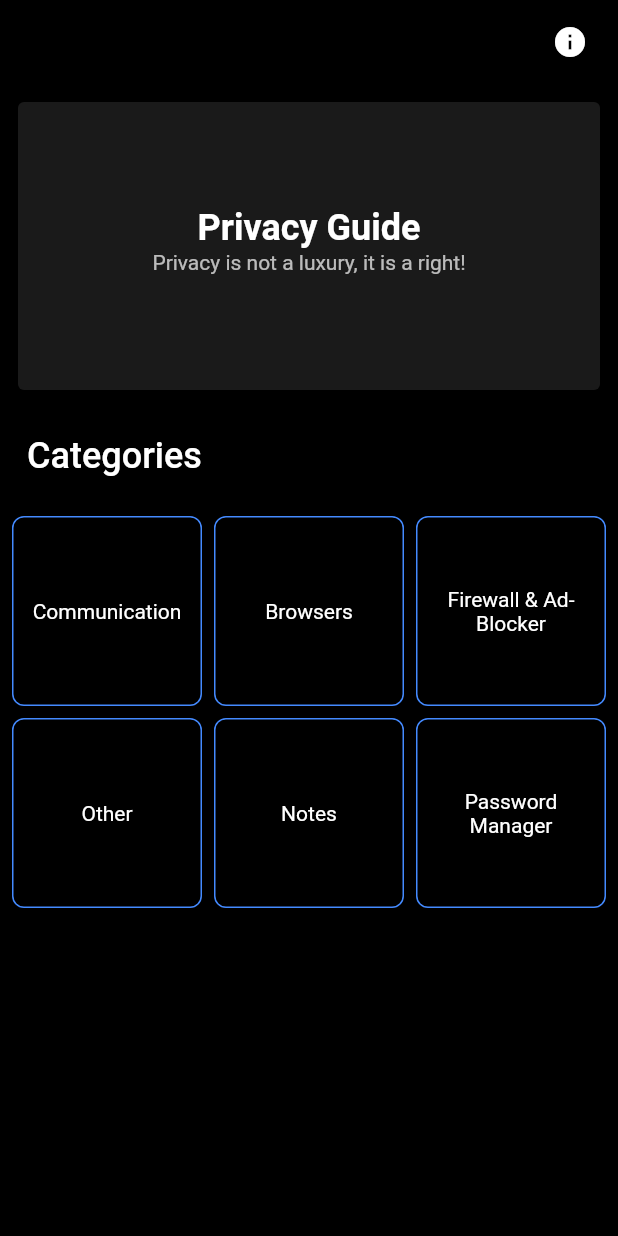
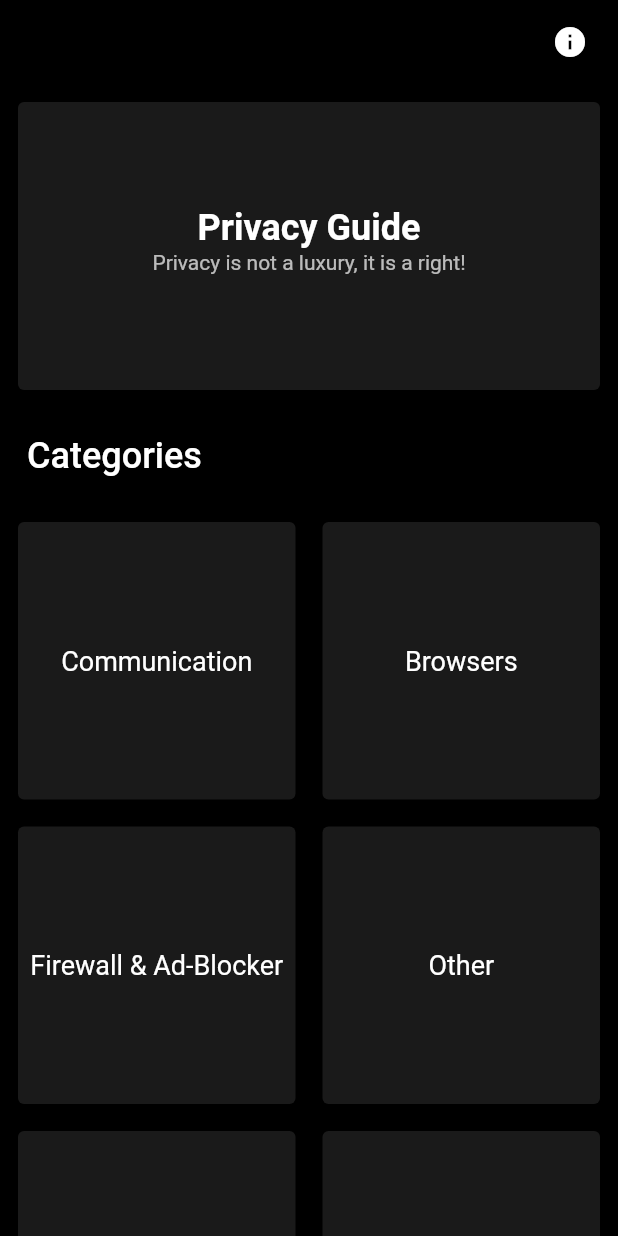
Before and after one commit to craterx/Privacy-Tools, a Flutter app: the screen it shows after launch, on a phone screen of 412 x 824 dp. Run offline on Flutter 3.47's test engine with Material 2 defaults, Android fonts, the phone set to English and light mode, and no system bars.

Commit message:
UI refactor, new category list

```diff
--- a/lib/utils/GridCategory.dart
+++ b/lib/utils/GridCategory.dart
@@ -1,11 +1,13 @@
 import 'package:flutter/material.dart';
 import 'package:privacy_tools/utils/category.dart';
 
-import '../testpage.dart';
+class GridCategory extends StatelessWidget {
+  const GridCategory({
+    Key key,
+    this.items,
+  }) : super(key: key);
 
-class GridCategory extends StatelessWidget {
-
-  final category = Category.categoryList;
+  final List<Category> items;
 
   @override
   Widget build(BuildContext context) {
@@ -13,35 +15,39 @@ class GridCategory extends StatelessWidget {
       child: GridView.count(
         padding: EdgeInsets.all(8),
         primary: false,
-            crossAxisSpacing: 8,
-            mainAxisSpacing: 8,
-            crossAxisCount: 3,
+        crossAxisSpacing: 10,
+        childAspectRatio: 1,
+        mainAxisSpacing: 10,
+        crossAxisCount: 2,
         children: List.generate(
-              category.length,
+          items.length,
           (index) {
             return InkWell(
               onTap: () {
-                Navigator.push(context,
-                    MaterialPageRoute(builder: (context) => TestPage()));
+                Navigator.push(
+                    context,
+                    MaterialPageRoute(
+                        builder: (context) => items[index].navigateScreen));
               },
+              child: Card(
+                color: Colors.white10,
                 child: Container(
-                decoration: BoxDecoration(
-                  borderRadius: BorderRadius.all(Radius.circular(8)),
-                  border: Border.all(
-                    width: 1,
-                    color: Colors.blueAccent,
-                  )),
+                  // decoration: BoxDecoration(
+                  //   borderRadius: BorderRadius.all(Radius.circular(8)),
+                  // ),
                   padding: EdgeInsets.all(8),
                   child: Center(
                     child: Text(
-                    category[index].title,
+                      items[index].title,
                       textAlign: TextAlign.center,
                       style: TextStyle(
-                      fontSize: 14,
+                        fontSize: 18,
                       ),
+                      maxLines: 2,
                     ),
                   ),
                   // color: Colors.white12,
+                ),
               ),
             );
           },
```
Lines whose indentation alone changed are shown as unchanged.
